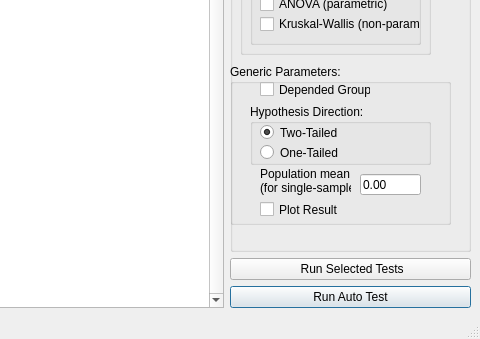
This is dev/mainwindow_layout.ui in konung-yaropolk/SigmaStatistics as Qt 5 draws it before an edit; both pictures show x 585 to 1065 and y 405 to 744 of the 1065 by 744 pixel window. The edited form follows.
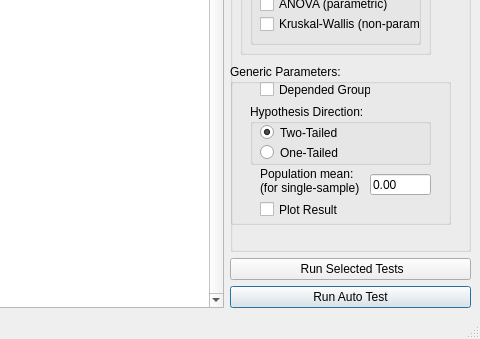
This is the edited form. Icons and pictures are not drawn.

Commit message: modified:   demo_data/data.csv 	new file:   dev/icon.ico 	deleted:    dev/icon.png 	new file:   dev/icon/icomake.exe 	new file:   dev/icon/icon16.png 	new file:   dev/icon/icon256.png 	new file:   dev/icon/icon32.png 	new file:   dev/icon/icon48.png 	new file:   dev/icon/icon512.svg 	new file:   dev/mainwindow_layout.py 	modified:   dev/mainwindow_layout.ui 	modified:   dev/splash.png 	modified:   src/SigmaStatistics/_version.py 	modified:   src/SigmaStatistics/icon.ico 	modified:   src/SigmaStatistics/mainwindow.py 	modified:   src/SigmaStatistics/mainwindow_layout.py

Diff of the .ui file:
```diff
--- a/dev/mainwindow_layout.ui
+++ b/dev/mainwindow_layout.ui
@@ -240,7 +240,7 @@
             <rect>
              <x>10</x>
              <y>40</y>
-             <width>82</width>
+             <width>161</width>
              <height>17</height>
             </rect>
            </property>
@@ -253,7 +253,7 @@
             <rect>
              <x>10</x>
              <y>20</y>
-             <width>82</width>
+             <width>161</width>
              <height>17</height>
             </rect>
            </property>
@@ -270,7 +270,7 @@
            <rect>
             <x>30</x>
             <y>101</y>
-            <width>91</width>
+            <width>111</width>
             <height>31</height>
            </rect>
           </property>
@@ -282,7 +282,7 @@
          <widget class="QLineEdit" name="popMean">
           <property name="geometry">
            <rect>
-            <x>130</x>
+            <x>140</x>
             <y>110</y>
             <width>61</width>
             <height>21</height>
```
The commit also changes 13 other files.
